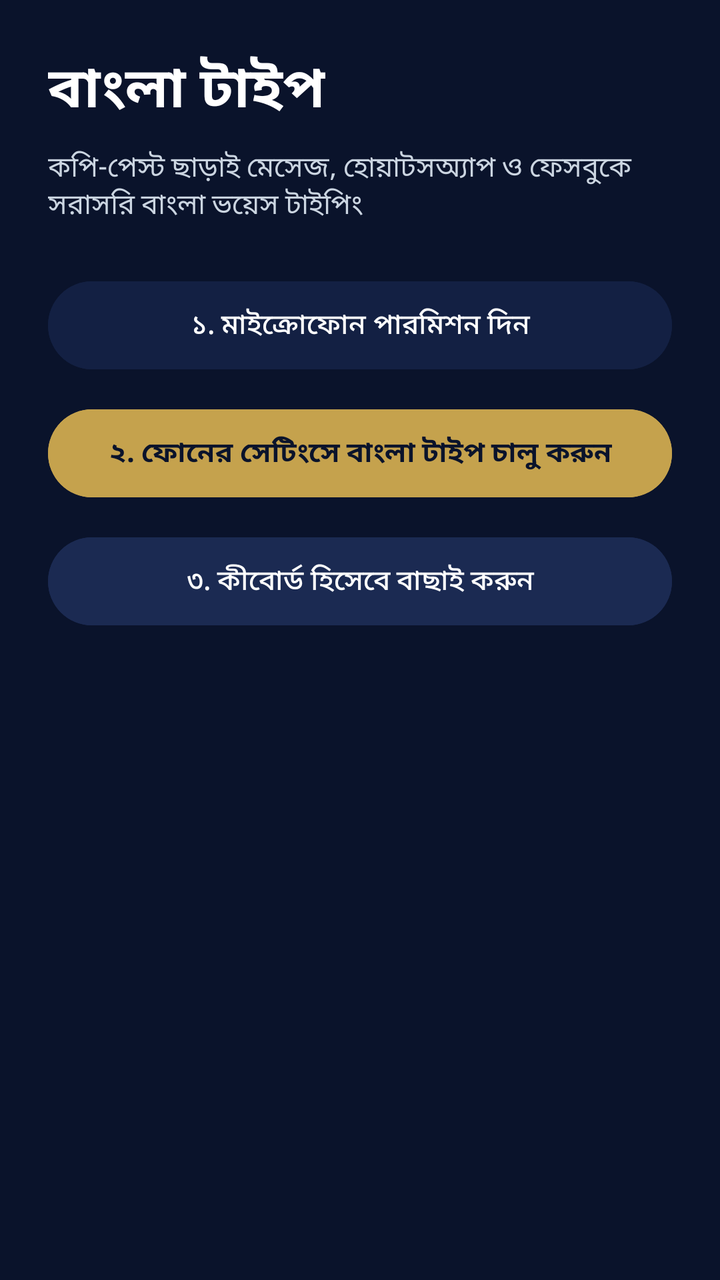
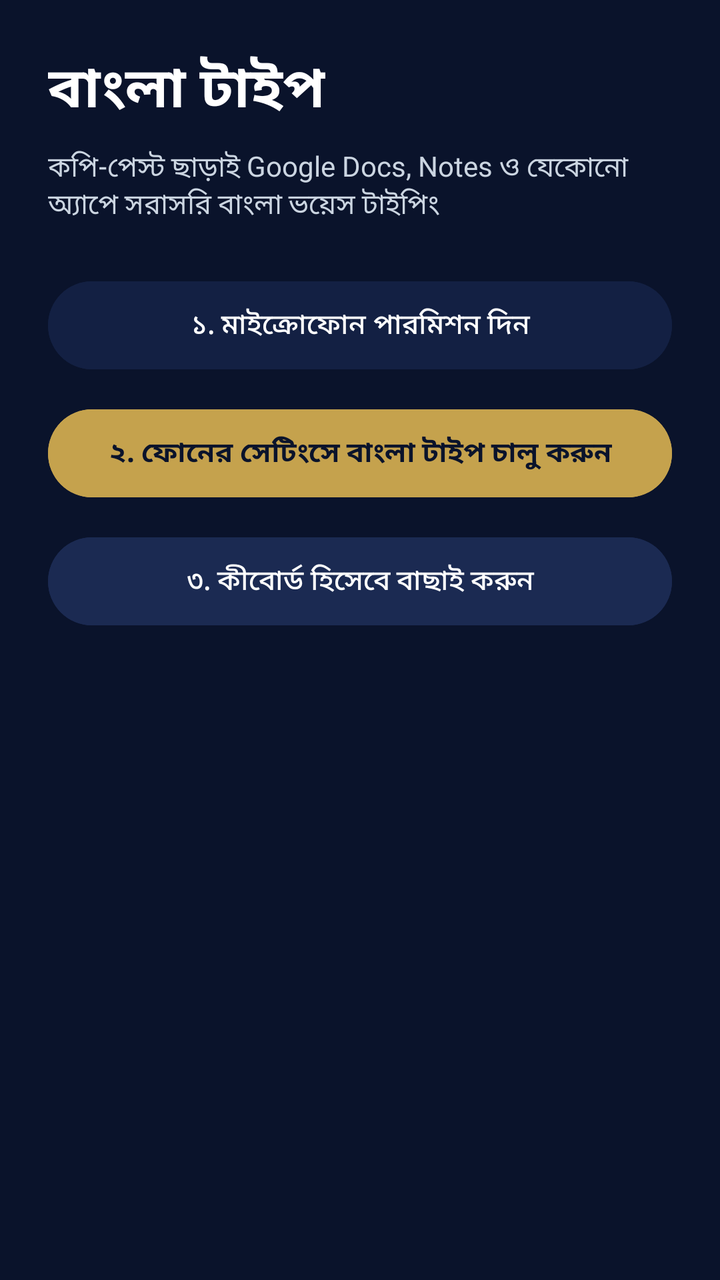

The first picture is an Android layout as it rendered before a commit; the second is the same layout after the commit. The layout source and the unified diff follow.
<!-- AndroidManifest.xml: application theme Theme.Material3.DayNight.NoActionBar -->
<!-- res/layout/activity_setup.xml -->
<?xml version="1.0" encoding="utf-8"?>
<LinearLayout xmlns:android="http://schemas.android.com/apk/res/android"
    android:layout_width="match_parent"
    android:layout_height="match_parent"
    android:orientation="vertical"
    android:padding="24dp"
    android:background="#0A132B">

    <TextView
        android:layout_width="wrap_content"
        android:layout_height="wrap_content"
        android:text="বাংলা টাইপ"
        android:textSize="28sp"
        android:textStyle="bold"
        android:textColor="#FFFFFF"
        android:layout_marginBottom="8dp" />

    <TextView
        android:layout_width="wrap_content"
        android:layout_height="wrap_content"
        android:text="কপি-পেস্ট ছাড়াই মেসেজ, হোয়াটসঅ্যাপ ও ফেসবুকে সরাসরি বাংলা ভয়েস টাইপিং"
        android:textSize="14sp"
        android:textColor="#CBD5E1"
        android:layout_marginBottom="24dp" />

    <Button
        android:id="@+id/btnGrantMic"
        android:layout_width="match_parent"
        android:layout_height="52dp"
        android:text="১. মাইক্রোফোন পারমিশন দিন"
        android:backgroundTint="#132043"
        android:textColor="#FFFFFF"
        android:layout_marginBottom="12dp" />

    <Button
        android:id="@+id/btnEnableIme"
        android:layout_width="match_parent"
        android:layout_height="52dp"
        android:text="২. ফোনের সেটিংসে বাংলা টাইপ চালু করুন"
        android:backgroundTint="#C5A24D"
        android:textStyle="bold"
        android:textColor="#0A132B"
        android:layout_marginBottom="12dp" />

    <Button
        android:id="@+id/btnSelectIme"
        android:layout_width="match_parent"
        android:layout_height="52dp"
        android:text="৩. কীবোর্ড হিসেবে বাছাই করুন"
        android:backgroundTint="#1B2A52"
        android:textColor="#FFFFFF" />
</LinearLayout>
<!-- resources referenced by this layout -->
<resources>

</resources>

<!-- the commit's change to res/layout/activity_setup.xml (unified diff, before → after) -->
@@ -18,7 +18,7 @@
     <TextView
         android:layout_width="wrap_content"
         android:layout_height="wrap_content"
-        android:text="কপি-পেস্ট ছাড়াই মেসেজ, হোয়াটসঅ্যাপ ও ফেসবুকে সরাসরি বাংলা ভয়েস টাইপিং"
+        android:text="কপি-পেস্ট ছাড়াই Google Docs, Notes ও যেকোনো অ্যাপে সরাসরি বাংলা ভয়েস টাইপিং"
         android:textSize="14sp"
         android:textColor="#CBD5E1"
         android:layout_marginBottom="24dp" />
